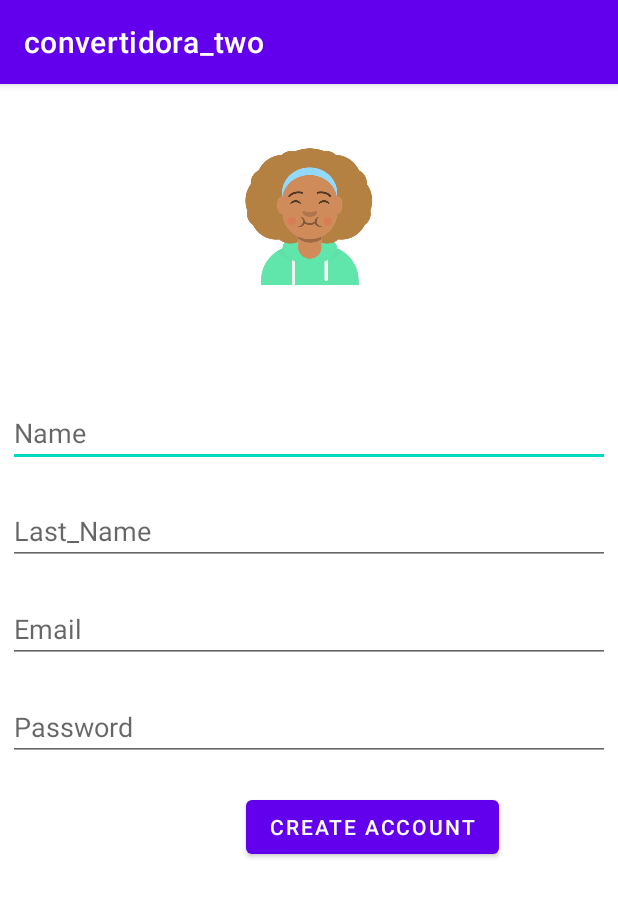
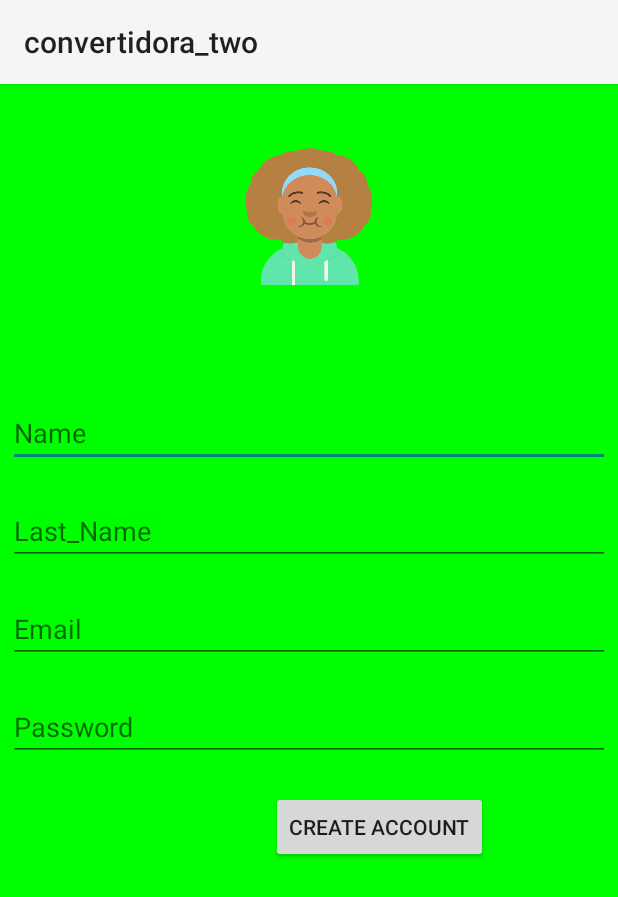
Before and after one commit to pierre-quintero-k/convertidora_two, an Android app: the screen it shows after launch (MainActivity), on a phone screen of 412 x 824 dp. Shown: the top 897 px of the screen. Run offline under Robolectric (Android 15) with nearby library versions, the phone set to English and light mode, and no system bars.

Commit message:
new theme added

```diff
--- a/app/src/main/AndroidManifest.xml
+++ b/app/src/main/AndroidManifest.xml
@@ -10,7 +10,7 @@
         android:label="@string/app_name"
         android:roundIcon="@mipmap/ic_launcher_round"
         android:supportsRtl="true"
-        android:theme="@style/Theme.Convertidora_two"
+        android:theme="@style/MiTema"
         tools:targetApi="31">
         <activity
             android:name=".Activity2"
--- a/app/src/main/res/values/colors.xml
+++ b/app/src/main/res/values/colors.xml
@@ -7,4 +7,5 @@
     <color name="teal_700">#FF018786</color>
     <color name="black">#FF000000</color>
     <color name="white">#FFFFFFFF</color>
+    <color name="verde">#00FF00</color>
 </resources>
--- a/app/src/main/res/values/themes.xml
+++ b/app/src/main/res/values/themes.xml
@@ -13,4 +13,14 @@
         <item name="android:statusBarColor">?attr/colorPrimaryVariant</item>
         <!-- Customize your theme here. -->
     </style>
+
+    <style name="MiTema" parent="Theme.AppCompat.Light">
+        <item name="android:textViewStyle">@style/MiTextView</item>
+        <item name="android:windowBackground">@color/verde</item>
+    </style>
+
+    <style name="MiTextView" parent="android:Widget.TextView">
+        <item name="android:textSize">20sp</item>
+        <item name="android:textColor">#7700FF</item>
+    </style>
 </resources>
```
